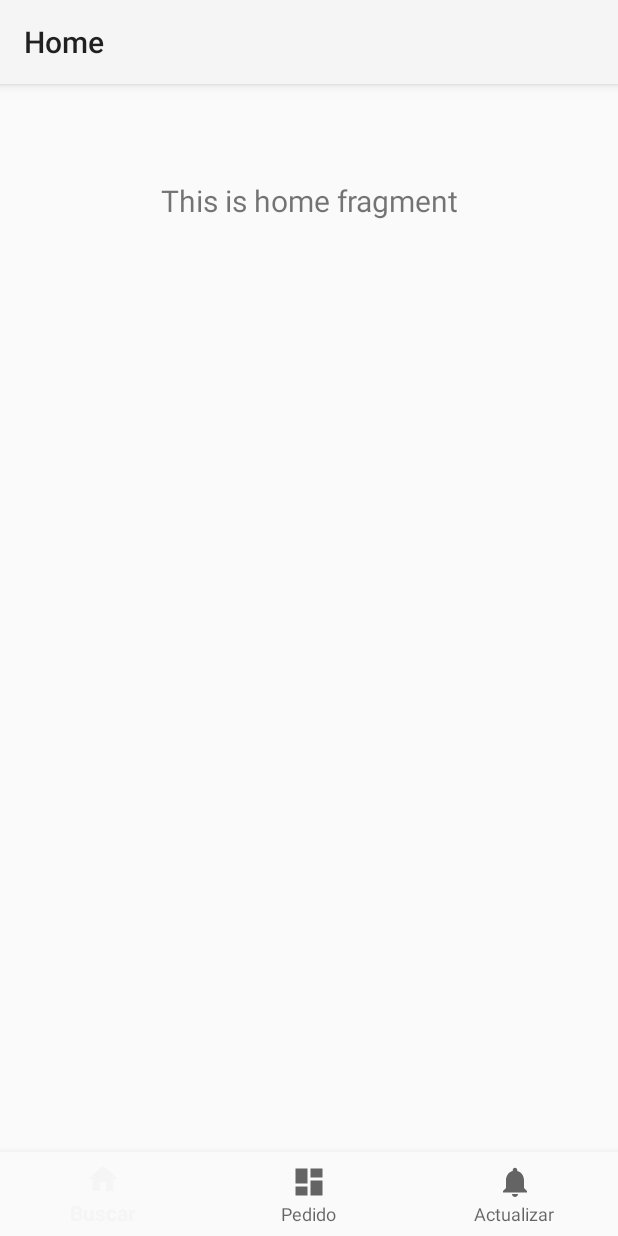
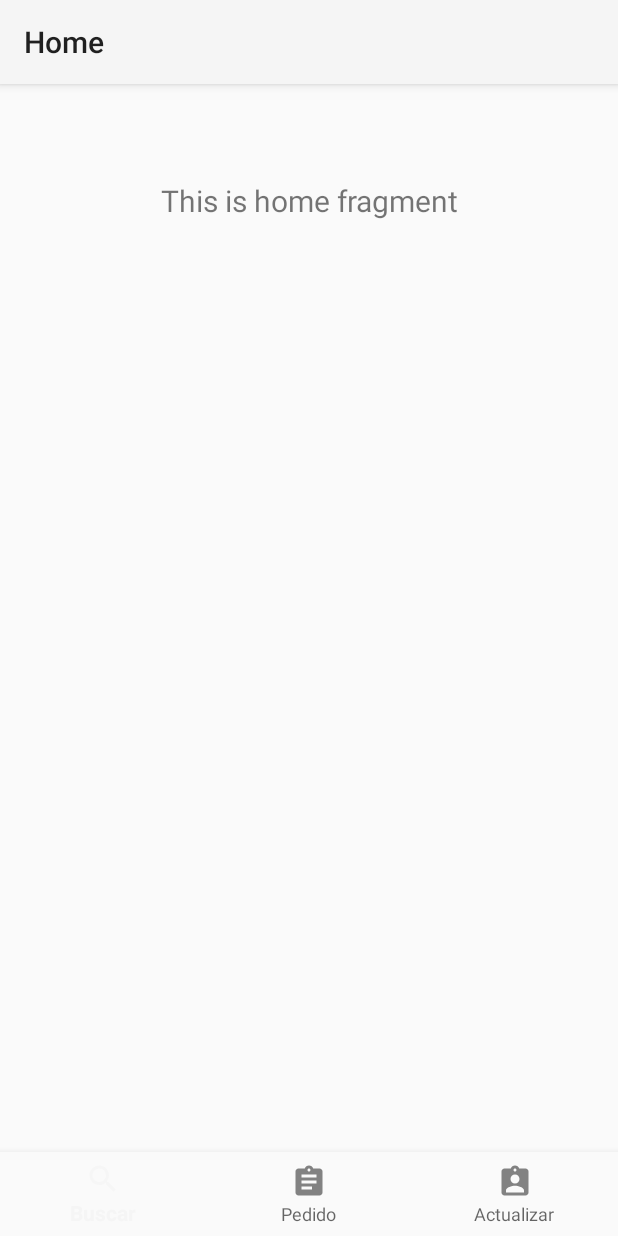
Before and after one commit to ewnarvaez/pickingApp, an Android app: the screen it shows after launch (BottomNavigationActivity), on a phone screen of 412 x 824 dp. Run offline under Robolectric (Android 15) with nearby library versions, the phone set to English and light mode, and no system bars; our stand-ins replace navigation-ui.

Commit message:
agregue iconos de navigation button

```diff
--- /dev/null
+++ b/app/src/main/res/drawable-anydpi/ic_actualizar.xml
@@ -0,0 +1,11 @@
+<vector xmlns:android="http://schemas.android.com/apk/res/android"
+    android:width="24dp"
+    android:height="24dp"
+    android:viewportWidth="24"
+    android:viewportHeight="24"
+    android:tint="#000000"
+    android:alpha="0.8">
+    <path
+        android:fillColor="#FF000000"
+        android:pathData="M19,3h-4.18C14.4,1.84 13.3,1 12,1c-1.3,0 -2.4,0.84 -2.82,2L5,3c-1.1,0 -2,0.9 -2,2v14c0,1.1 0.9,2 2,2h14c1.1,0 2,-0.9 2,-2L21,5c0,-1.1 -0.9,-2 -2,-2zM12,3c0.55,0 1,0.45 1,1s-0.45,1 -1,1 -1,-0.45 -1,-1 0.45,-1 1,-1zM12,7c1.66,0 3,1.34 3,3s-1.34,3 -3,3 -3,-1.34 -3,-3 1.34,-3 3,-3zM18,19L6,19v-1.4c0,-2 4,-3.1 6,-3.1s6,1.1 6,3.1L18,19z"/>
+</vector>
--- /dev/null
+++ b/app/src/main/res/drawable-anydpi/ic_buscar.xml
@@ -0,0 +1,11 @@
+<vector xmlns:android="http://schemas.android.com/apk/res/android"
+    android:width="24dp"
+    android:height="24dp"
+    android:viewportWidth="24"
+    android:viewportHeight="24"
+    android:tint="@color/Black"
+    android:alpha="0.8">
+    <path
+        android:fillColor="@color/Black"
+        android:pathData="M15.5,14h-0.79l-0.28,-0.27C15.41,12.59 16,11.11 16,9.5 16,5.91 13.09,3 9.5,3S3,5.91 3,9.5 5.91,16 9.5,16c1.61,0 3.09,-0.59 4.23,-1.57l0.27,0.28v0.79l5,4.99L20.49,19l-4.99,-5zM9.5,14C7.01,14 5,11.99 5,9.5S7.01,5 9.5,5 14,7.01 14,9.5 11.99,14 9.5,14z"/>
+</vector>
--- /dev/null
+++ b/app/src/main/res/drawable-anydpi/ic_pedido.xml
@@ -0,0 +1,11 @@
+<vector xmlns:android="http://schemas.android.com/apk/res/android"
+    android:width="24dp"
+    android:height="24dp"
+    android:viewportWidth="24"
+    android:viewportHeight="24"
+    android:tint="#000000"
+    android:alpha="0.8">
+    <path
+        android:fillColor="#FF000000"
+        android:pathData="M19,3h-4.18C14.4,1.84 13.3,1 12,1c-1.3,0 -2.4,0.84 -2.82,2L5,3c-1.1,0 -2,0.9 -2,2v14c0,1.1 0.9,2 2,2h14c1.1,0 2,-0.9 2,-2L21,5c0,-1.1 -0.9,-2 -2,-2zM12,3c0.55,0 1,0.45 1,1s-0.45,1 -1,1 -1,-0.45 -1,-1 0.45,-1 1,-1zM14,17L7,17v-2h7v2zM17,13L7,13v-2h10v2zM17,9L7,9L7,7h10v2z"/>
+</vector>
--- a/app/src/main/res/menu/bottom_nav_menu.xml
+++ b/app/src/main/res/menu/bottom_nav_menu.xml
@@ -3,17 +3,17 @@
 
     <item
         android:id="@+id/navigation_home"
-        android:icon="@drawable/ic_home_black_24dp"
+        android:icon="@drawable/ic_buscar"
         android:title="@string/title_search" />
 
     <item
         android:id="@+id/navigation_dashboard"
-        android:icon="@drawable/ic_dashboard_black_24dp"
+        android:icon="@drawable/ic_pedido"
         android:title="@string/title_order" />
 
     <item
         android:id="@+id/navigation_notifications"
-        android:icon="@drawable/ic_notifications_black_24dp"
+        android:icon="@drawable/ic_actualizar"
         android:title="@string/title_update" />
 
 </menu>
```
Also changed, not shown: app/src/main/res/drawable-hdpi/ic_actualizar.png (added), app/src/main/res/drawable-hdpi/ic_buscar.png (added), app/src/main/res/drawable-hdpi/ic_pedido.png (added), app/src/main/res/drawable-mdpi/ic_actualizar.png (added), app/src/main/res/drawable-mdpi/ic_buscar.png (added), app/src/main/res/drawable-mdpi/ic_pedido.png (added), app/src/main/res/drawable-xhdpi/ic_actualizar.png (added), app/src/main/res/drawable-xhdpi/ic_buscar.png (added), app/src/main/res/drawable-xhdpi/ic_pedido.png (added), app/src/main/res/drawable-xxhdpi/ic_actualizar.png (added), app/src/main/res/drawable-xxhdpi/ic_buscar.png (added), app/src/main/res/drawable-xxhdpi/ic_pedido.png (added).
